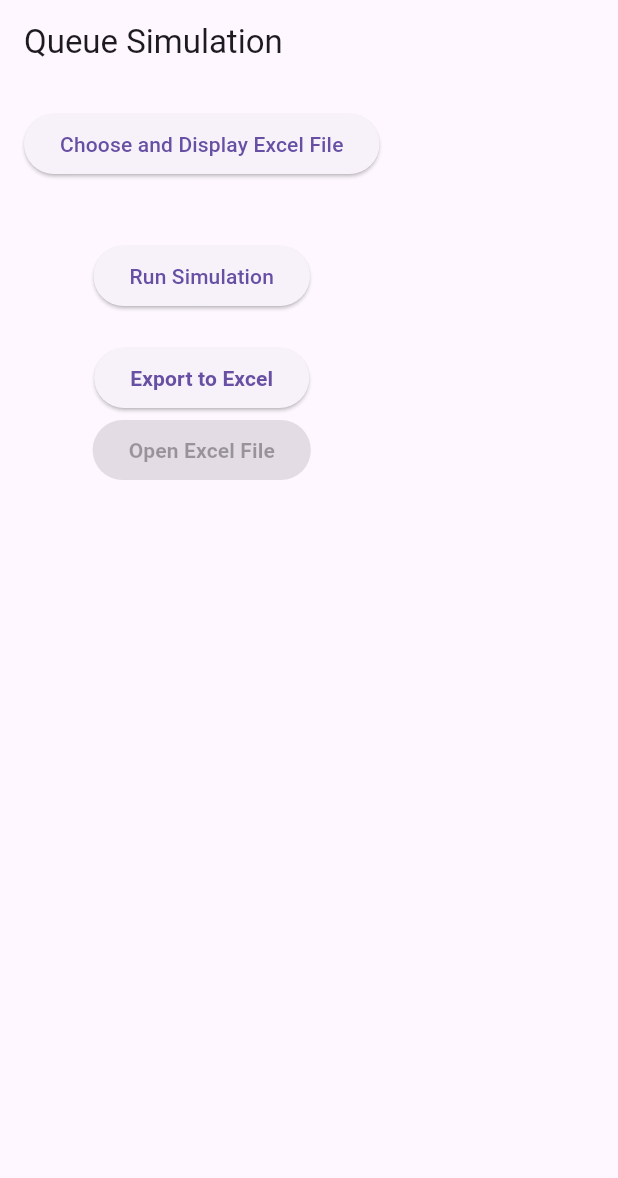
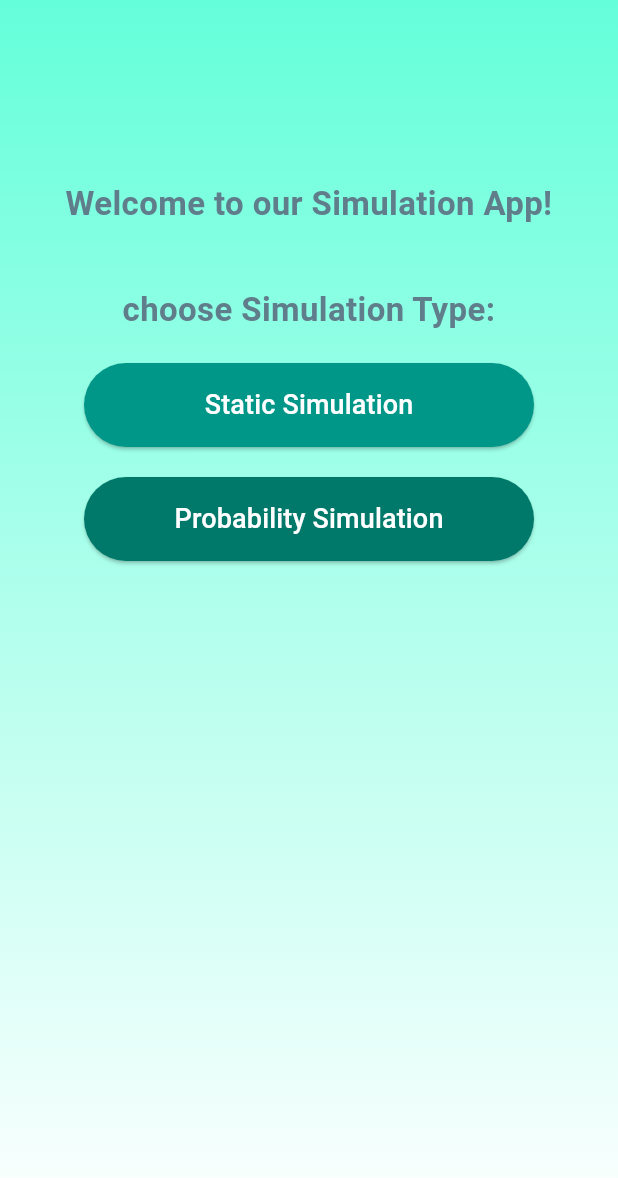
Before and after one commit to mohamedsaied05/Simulation_App, a Flutter app: the screen it shows after launch, on a phone screen of 412 x 824 dp. Shown: the top 1178 px of the screen. Run offline on Flutter 3.47's test engine with Material 3 defaults, Android fonts, the phone set to English and light mode, and no system bars; our stand-ins replace file_picker, open_file, permission_handler; missing offline and left inert: excel, syncfusion_flutter_xlsio, syncfusion_officechart.

Commit message:
UI_Update

```diff
--- a/lib/main.dart
+++ b/lib/main.dart
@@ -1,9 +1,5 @@
 import 'package:flutter/material.dart';
-import 'package:file_picker/file_picker.dart';
-import 'package:excel/excel.dart';
-import 'dart:io';
-import 'dart:math';
-import 'package:simulation_app/excel_service.dart';
+import 'package:simulation_app/static_simulation_screen.dart';
 
 void main() {
   runApp(const MyApp());
@@ -14,220 +10,111 @@ class MyApp extends StatelessWidget {
 
   @override
   Widget build(BuildContext context) {
-    return const MaterialApp(
-      home: ExcelSimulationScreen(),
+    return MaterialApp(
+      debugShowCheckedModeBanner: false,
+      home: WelcomeScreen(),
     );
   }
 }
 
-class ExcelSimulationScreen extends StatefulWidget {
-  const ExcelSimulationScreen({super.key});
-
-  @override
-  _ExcelSimulationScreenState createState() => _ExcelSimulationScreenState();
-}
-
-class _ExcelSimulationScreenState extends State<ExcelSimulationScreen> {
-  List<List<String>> excelData = [];
-  List<List<String>> simulationData = [];
-  bool isExcelLoaded = false;
-  bool isExcelGenerated = false;
-  String? _filePath = '';
-  late ExcelService service;
-
-  @override
-  void initState() {
-    super.initState();
-    service = ExcelService(_filePath, simulationData);
-  }
-
-  Future<void> pickAndReadExcelFile() async {
-    try {
-      FilePickerResult? result = await FilePicker.platform.pickFiles(
-        type: FileType.custom,
-        allowedExtensions: ['xlsx', 'xls'],
-      );
-
-      if (result != null) {
-        _filePath = result.files.single.path; // Save the file path
-        var bytes = File(_filePath!).readAsBytesSync();
-        var excel = Excel.decodeBytes(bytes);
-
-        if (excel.tables.isNotEmpty) {
-          String firstTableName = excel.tables.keys.first;
-          var rows = excel.tables[firstTableName]?.rows;
-
-          if (rows != null && rows.isNotEmpty) {
-            excelData = rows
-                .map((row) =>
-                    row.map((cell) => cell?.value?.toString() ?? '').toList())
-                .toList();
-            isExcelLoaded = true;
-          } else {
-            excelData = [
-              ['Error:', 'The Excel sheet is empty or invalid.']
-            ];
-            isExcelLoaded = false;
-          }
-        }
-      }
-    } catch (e) {
-      excelData = [
-        ['Error:', e.toString()]
-      ];
-      isExcelLoaded = false;
-    }
-    setState(() {});
-  }
-
-  void runSimulation() {
-    if (excelData.isEmpty || excelData.length <= 1) return;
-
-    simulationData.clear();
-    int currentTime = 0;
-    Random random = Random();
-
-    for (int i = 1; i <= 5; i++) {
-      int interval = random.nextInt(3) + 1;
-      currentTime += interval;
-      int codeIndex = random.nextInt(excelData.length - 1) + 1;
-      var serviceRow = excelData[codeIndex];
-
-      int duration = int.tryParse(serviceRow[2]) ?? 0;
-      int start = max(currentTime,
-          simulationData.isNotEmpty ? int.parse(simulationData.last[7]) : 0);
-      int endClock = start + duration;
-      int custWait = start - currentTime;
-
-      simulationData.add([
-        i.toString(),
-        interval.toString(),
-        currentTime.toString(),
-        serviceRow[0],
-        serviceRow[1],
-        start.toString(),
-        duration.toString(),
-        endClock.toString(),
-        i == 1 ? 'Wait' : 'Busy',
-        custWait.toString(),
-      ]);
-    }
-    setState(() {});
-  }
-
-  Widget buildTable(List<List<String>> data, List<String> headers) {
-    int columnCount = headers.length;
-
-    return SingleChildScrollView(
-      scrollDirection: Axis.horizontal,
-      child: SingleChildScrollView(
-        scrollDirection: Axis.vertical,
-        child: Table(
-          border: TableBorder.all(color: Colors.black),
-          defaultColumnWidth: const FixedColumnWidth(100.0),
-          children: [
-            TableRow(
-              children: headers
-                  .map((header) => _buildCell(header, isHeader: true))
-                  .toList(),
-            ),
-            ...data.map((row) {
-              while (row.length < columnCount) {
-                row.add(''); // Fill missing cells with empty strings
-              }
-              return TableRow(
-                children: row.map((cell) => _buildCell(cell)).toList(),
-              );
-            }),
-          ],
-        ),
-      ),
-    );
-  }
-
-  Widget _buildCell(String content, {bool isHeader = false}) {
-    return Container(
-      padding: const EdgeInsets.all(8.0),
-      color: isHeader ? Colors.yellow : Colors.white,
-      child: Text(
-        content,
-        textAlign: TextAlign.center,
-        style: TextStyle(
-            fontSize: 16,
-            fontWeight: isHeader ? FontWeight.bold : FontWeight.normal),
-      ),
-    );
-  }
-
+class WelcomeScreen extends StatelessWidget {
   @override
   Widget build(BuildContext context) {
     return Scaffold(
-      appBar: AppBar(title: const Text('Queue Simulation')),
-      body: Padding(
-        padding: const EdgeInsets.all(16.0),
+      body: Container(
+        decoration: const BoxDecoration(
+          gradient: LinearGradient(
+            colors: [Colors.tealAccent, Colors.white],
+            begin: Alignment.topCenter,
+            end: Alignment.bottomCenter,
+          ),
+        ),
+        child: Center(
+          child: Padding(
+            padding: const EdgeInsets.all(20.0),
+            child: Container(
+              margin: const EdgeInsets.only(top: 100),
               child: Column(
-          children: [
-            ElevatedButton(
-              onPressed: pickAndReadExcelFile,
-              child: const Text('Choose and Display Excel File'),
+                mainAxisAlignment: MainAxisAlignment.start,
+                children: <Widget>[
+                  const Text(
+                    'Welcome to our Simulation App!',
+                    style: TextStyle(
+                      fontSize: 22,
+                      fontWeight: FontWeight.bold,
+                      color: Colors.blueGrey,
+                    ),
+                    textAlign: TextAlign.center,
+                  ),
+                  const SizedBox(height: 40),
+                  const Text(
+                    'choose Simulation Type:',
+                    style: TextStyle(
+                      fontSize: 22,
+                      fontWeight: FontWeight.bold,
+                      color: Colors.blueGrey,
+                    ),
+                    textAlign: TextAlign.center,
                   ),
                   const SizedBox(height: 20),
-            if (isExcelLoaded)
-              Expanded(
-                  child:
-                      buildTable(excelData, ['code', 'Service', 'Duration'])),
-            const SizedBox(height: 20),
-            ElevatedButton(
-              onPressed: runSimulation,
-              child: const Text('Run Simulation'),
+                  SizedBox(
+                    width: 300,
+                    child: ElevatedButton(
+                      onPressed: () {
+                        Navigator.push(
+                          context,
+                          MaterialPageRoute(
+                              builder: (context) =>
+                                  const ExcelSimulationScreen()),
+                        );
+                      },
+                      style: ElevatedButton.styleFrom(
+                        foregroundColor: Colors.white,
+                        backgroundColor: Colors.teal,
+                        padding: const EdgeInsets.symmetric(
+                          vertical: 15,
+                          horizontal: 30,
                         ),
-            const SizedBox(height: 20),
-            if (simulationData.isNotEmpty)
-              Expanded(
-                child: buildTable(
-                  simulationData,
-                  [
-                    'Cust_id',
-                    'Interval',
-                    'Arr.Clock',
-                    'code',
-                    'Service',
-                    'Start',
-                    'Duration',
-                    'End_Clock',
-                    'State Ser',
-                    'Cust Wait'
-                  ],
+                        shape: RoundedRectangleBorder(
+                          borderRadius: BorderRadius.circular(30),
                         ),
                       ),
-            ElevatedButton(
-              onPressed: () async {
-                service
-                    .createExcelTables(); // Call create method to prepare Excel data
-                setState(() {
-                  isExcelGenerated =
-                      true; // Update state to indicate file generation
-                });
-              },
                       child: const Text(
-                'Export to Excel',
-                style: TextStyle(fontWeight: FontWeight.bold),
+                        'Static Simulation',
+                        style: TextStyle(fontSize: 18),
                       ),
                     ),
-            ElevatedButton(
-              onPressed: isExcelGenerated
-                  ? () async {
-                      await service.openSavedFile(); // Open the saved file
-                    }
-                  : null,
+                  ),
+                  const SizedBox(height: 20), // Space between buttons
+                  SizedBox(
+                    width: 300,
+                    child: ElevatedButton(
+                      onPressed: () {
+                        // Add your navigation or functionality here
+                      },
+                      style: ElevatedButton.styleFrom(
+                        foregroundColor: Colors.white,
+                        backgroundColor: Colors.teal[700],
+                        padding: const EdgeInsets.symmetric(
+                          vertical: 15,
+                          horizontal: 30,
+                        ),
+                        shape: RoundedRectangleBorder(
+                          borderRadius: BorderRadius.circular(30),
+                        ),
+                      ),
                       child: const Text(
-                'Open Excel File',
-                style: TextStyle(fontWeight: FontWeight.bold),
+                        'Probability Simulation',
+                        style: TextStyle(fontSize: 18),
+                      ),
                     ),
                   ),
                 ],
               ),
             ),
+          ),
+        ),
+      ),
     );
   }
 }
```
Also changed, not shown: lib/excel_service.dart (+63 -28 lines), lib/static_simulation_screen.dart (added, +293 -0 lines). Lines whose indentation alone changed are shown as unchanged.
